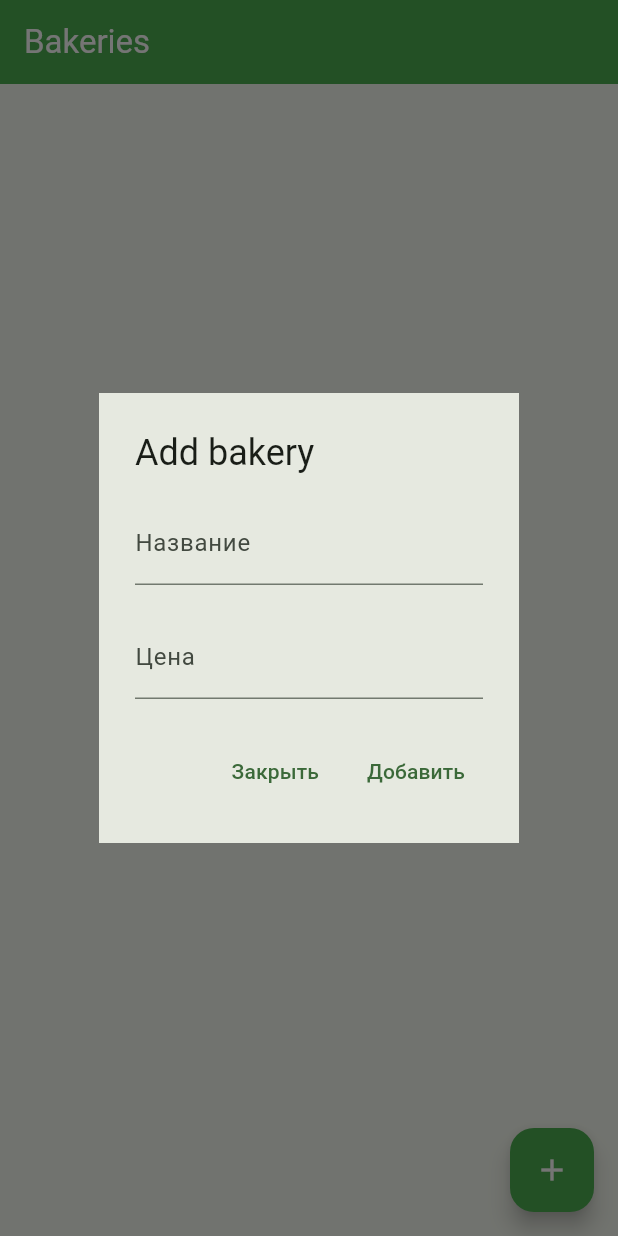
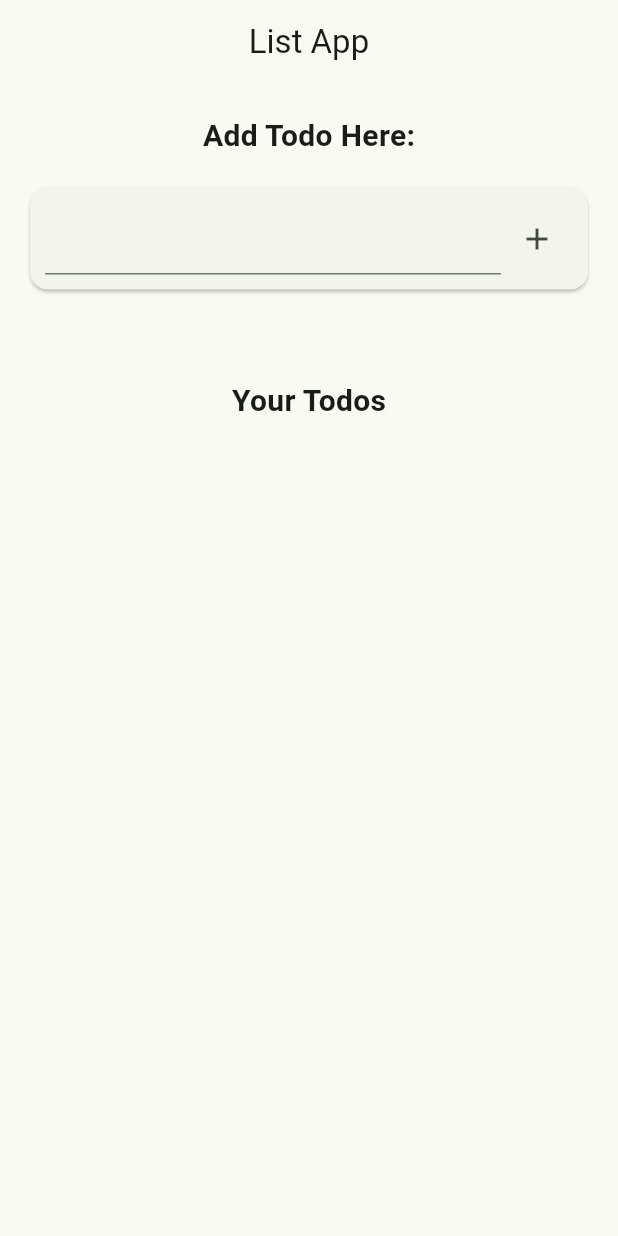
Before and after one commit to MsTosida/Programming-of-mobile-systems, a Flutter app: the MyHomePage screen opened directly, after a tap on the "add" icon, on a phone screen of 412 x 824 dp. Run offline on Flutter 3.47's test engine with Material 3 defaults, Android fonts, the light colour scheme and no system bars; our stand-ins replace cloud_firestore, firebase_auth, firebase_core, firebase_messaging, flutter_local_notifications, hive and 3 more; accounts and stored records are empty.

Commit message:
add 11 lab

```diff
--- /dev/null
+++ b/lab010/lib/auth/home.dart
@@ -0,0 +1,191 @@
+import 'package:flutter/material.dart';
+import 'package:flutter/widgets.dart';
+
+class MyHomePage extends StatefulWidget {
+  @override
+  _MyHomePageState createState() => _MyHomePageState();
+}
+
+class _MyHomePageState extends State<MyHomePage> {
+  final TextEditingController _todoController = TextEditingController();
+  ListController listController = ListController(database: Database());
+
+  @override
+  Widget build(BuildContext context) {
+    return Scaffold(
+      appBar: AppBar(
+        title: Text("List App"),
+        centerTitle: true,
+      ),
+      body: Column(
+        children: <Widget>[
+          SizedBox(
+            height: 20,
+          ),
+          Text(
+            "Add Todo Here:",
+            style: TextStyle(
+              fontSize: 20,
+              fontWeight: FontWeight.bold,
+            ),
+          ),
+          Card(
+            margin: EdgeInsets.all(20),
+            child: Padding(
+              padding: const EdgeInsets.all(10.0),
+              child: Row(
+                children: [
+                  Expanded(
+                    child: TextFormField(
+                      key: Key("addField"),
+                      controller: _todoController,
+                    ),
+                  ),
+                  IconButton(
+                    key: Key("addButton"),
+                    icon: Icon(Icons.add),
+                    onPressed: () {
+                      if (_todoController.text != "") {
+                        listController
+                            .addTodo(TodoModel(_todoController.text, false));
+                        //Database()
+                        //.addTodo(_todoController.text, controller.user.uid);
+                        _todoController.clear();
+                        setState(() {});
+                      }
+                    },
+                  )
+                ],
+              ),
+            ),
+          ),
+          SizedBox(
+            height: 20,
+          ),
+          SizedBox(
+            height: 20,
+          ),
+          Text(
+            "Your Todos",
+            style: TextStyle(
+              fontSize: 20,
+              fontWeight: FontWeight.bold,
+            ),
+          ),
+          Expanded(
+            child: ListView.builder(
+              itemCount: listController.todoList.length,
+              itemBuilder: (_, index) {
+                return TodoCard(index: index, listController: listController);
+              },
+            ),
+          )
+        ],
+      ),
+    );
+  }
+}
+
+
+class TodoModel {
+  String content;
+  bool done;
+
+  TodoModel(
+      this.content,
+      this.done,
+      );
+}
+
+class ListController {
+  final Database database;
+  List<TodoModel> todoList = [];
+
+  ListController({required this.database});
+
+  void addTodo(TodoModel todo) {
+    todoList.add(todo);
+  }
+
+  void checkboxSelected(bool newValue, int index) {
+    todoList[index].done = newValue;
+  }
+
+  void clear() {
+    todoList.clear();
+  }
+
+  Future<void> loadFromDatabase() async {
+    todoList.add(await database.loadDatabase());
+  }
+}
+
+class Database {
+  Future<TodoModel> loadDatabase() async {
+    try {
+      await Future.delayed(Duration(seconds: 1));
+      return TodoModel("From Database", true);
+    } catch (e) {
+      print(e);
+      rethrow;
+    }
+  }
+}
+
+class TodoCard extends StatefulWidget {
+  final int index;
+  final ListController listController;
+
+  const TodoCard({ required this.index, required this.listController});
+
+  @override
+  _TodoCardState createState() => _TodoCardState();
+}
+
+class _TodoCardState extends State<TodoCard> {
+  @override
+  Widget build(BuildContext context) {
+    return Draggable(
+      feedback: Card(
+        margin: EdgeInsets.all(20),
+        child: Padding(
+          padding: const EdgeInsets.all(10.0),
+          child: Text(
+            widget.listController.todoList[widget.index].content,
+            style: TextStyle(
+              fontSize: 15,
+              fontWeight: FontWeight.bold,
+            ),
+          ),
+        ),
+      ),
+      child: Card(
+        margin: EdgeInsets.symmetric(horizontal: 20, vertical: 5),
+        child: Padding(
+          padding: const EdgeInsets.all(10.0),
+          child: Row(
+            children: [
+              Expanded(
+                child: Text(
+                  widget.listController.todoList[widget.index].content,
+                  style: TextStyle(
+                    fontSize: 15,
+                    fontWeight: FontWeight.bold,
+                  ),
+                ),
+              ),
+              Checkbox(
+                key: Key("checkbox" + widget.index.toString()),
+                value: widget.listController.todoList[widget.index].done,
+                onChanged: (newValue) {
+                  widget.listController.checkboxSelected(newValue!, widget.index);
+                  setState(() {});
+                },
+              ),
+            ],
+          ),
+        ),
+      ),
+    );
+  }
+}
--- a/lab010/lib/auth/signin_page.dart
+++ b/lab010/lib/auth/signin_page.dart
@@ -1,7 +1,7 @@
 import 'package:firebase_auth/firebase_auth.dart';
 import 'package:flutter/material.dart';
 import 'signup_page.dart';
-import '../home_page.dart';
+import '../pages/home_page.dart';
 import 'auth_service.dart';
 
 class LoginScreen extends StatefulWidget {
--- a/lab010/lib/auth/signup_page.dart
+++ b/lab010/lib/auth/signup_page.dart
@@ -1,6 +1,6 @@
 import 'package:firebase_auth/firebase_auth.dart';
 import 'package:flutter/material.dart';
-import '../home_page.dart';
+import '../pages/home_page.dart';
 import 'auth_service.dart';
 
 
--- a/lab010/lib/db_servaces.dart
+++ b/lab010/lib/db_services.dart
@@ -1,5 +1,5 @@
 import 'package:cloud_firestore/cloud_firestore.dart';
-import 'bakery.dart';
+import 'models/bakery.dart';
 
 const String BAKERY_COLLECTION_REF = "bakery";
 
```
Also changed, not shown: lab010/lib/firebase_api.dart (deleted, +0 -18 lines), lab010/lib/main.dart (+58 -3 lines), lab010/lib/pages/home_page.dart (renamed from lab010/lib/home_page.dart, +55 -24 lines), lab010/pubspec.yaml (+6 -1 lines), lab010/lib/models/bakery.dart (renamed from lab010/lib/bakery.dart), lab010/pubspec.lock, 3 other files.
